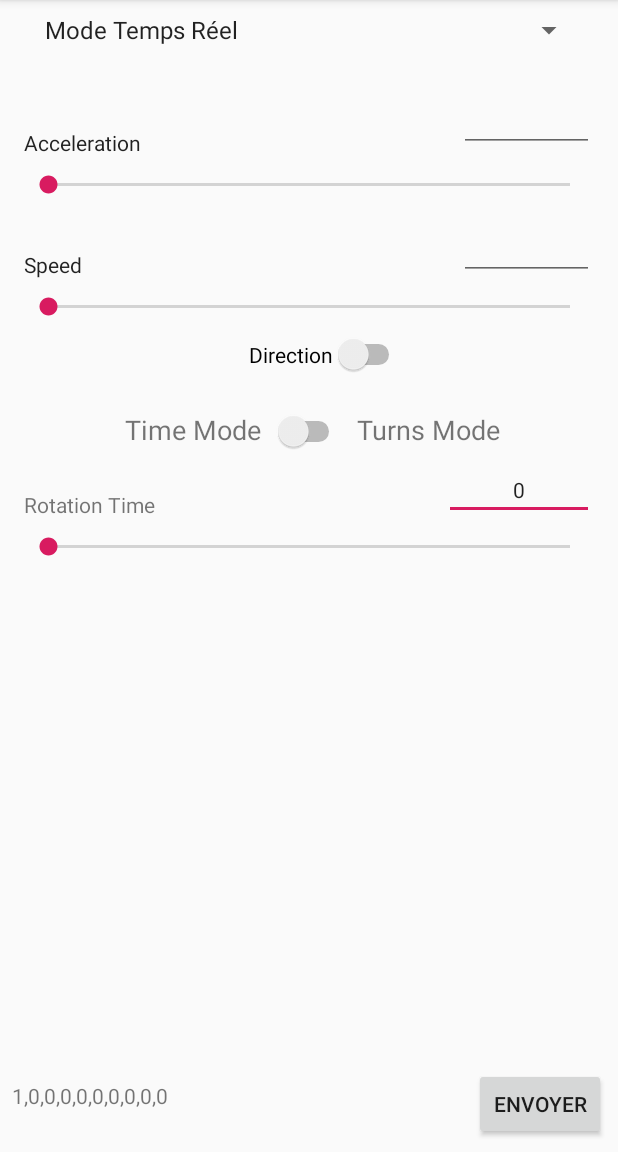
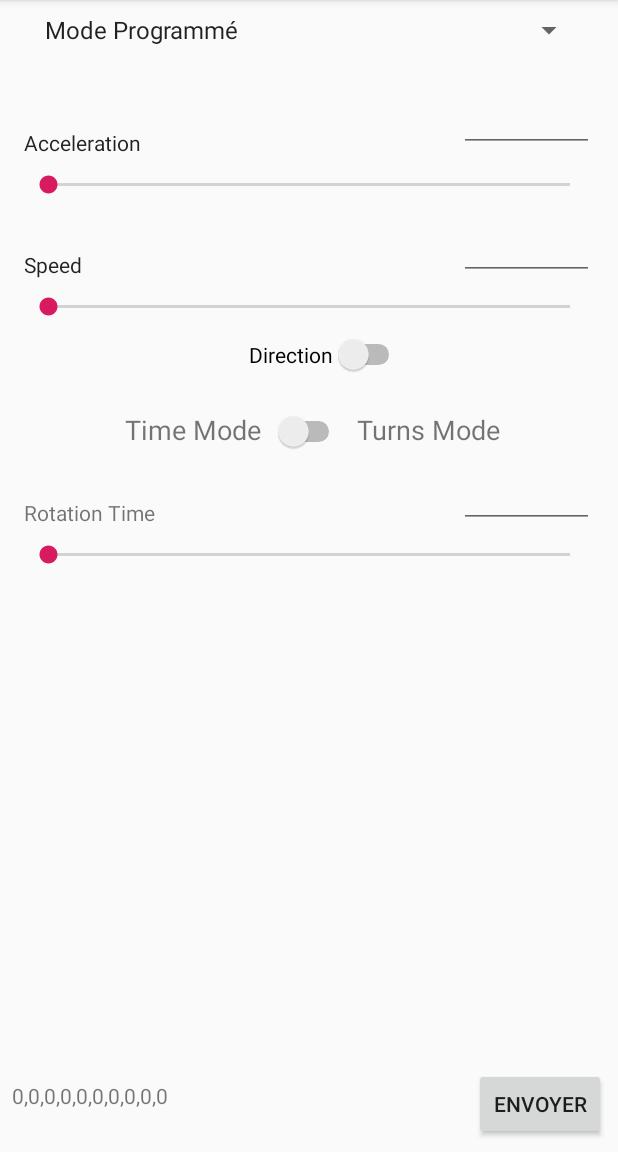
Before and after one commit to LouisMalbranque/Table-Rotative, an Android app: the MainActivity screen opened directly, with no data from a screen before it, after a tap on "ENVOYER", on a phone screen of 412 x 824 dp, the part 84-1236 px from its top. Run offline under Robolectric (Android 15) with nearby library versions, the phone set to English and light mode, and no system bars.

Commit message:
modif focus + trame + acceleration/speed

```diff
--- a/software/android app/app/src/main/java/com/example/louis/plateautournant/MainActivity.java
+++ b/software/android app/app/src/main/java/com/example/louis/plateautournant/MainActivity.java
@@ -2,6 +2,8 @@ package com.example.louis.plateautournant;
 
 import android.os.Bundle;
 import android.support.v7.app.AppCompatActivity;
+import android.text.Editable;
+import android.text.TextWatcher;
 import android.view.View;
 import android.widget.AdapterView;
 import android.widget.ArrayAdapter;
@@ -58,6 +60,7 @@ public class MainActivity extends AppCompatActivity {
         accelerationNumber = findViewById(R.id.numberAcceleration);
         accelerationSeekBar = findViewById(R.id.seekbarAcceleration);
 
+
         speedNumber = findViewById(R.id.numberSpeed);
         speedSeekBar = findViewById(R.id.seekbarSpeed);
 
@@ -67,8 +70,87 @@ public class MainActivity extends AppCompatActivity {
 
         dataText = findViewById(R.id.data);
 
+        accelerationNumber.addTextChangedListener(new TextWatcher() {
+            @Override
+            public void beforeTextChanged(CharSequence s, int start, int count, int after) {
+
+            }
+
+            @Override
+            public void onTextChanged(CharSequence s, int start, int before, int count) {
+
+            }
+
+            @Override
+            public void afterTextChanged(Editable s) {
+                try{
+                    int position=accelerationNumber.length();
+                    accelerationNumber.setSelection(position);
+                    accelerationSeekBar.setProgress(Integer.parseInt(s.toString()));
+                } catch(Exception ex) {}
+
+            }
+        });
+        accelerationSeekBar.setOnSeekBarChangeListener(new SeekBar.OnSeekBarChangeListener() {
+            @Override
+            public void onProgressChanged(SeekBar seekBar, int progress, boolean fromUser) {
+                accelerationNumber.setText(Integer.toString(accelerationSeekBar.getProgress()));
+            }
+
+            @Override
+            public void onStartTrackingTouch(SeekBar seekBar) {
+
+            }
+
+            @Override
+            public void onStopTrackingTouch(SeekBar seekBar) {
+
+            }
+        });
+        accelerationNumber.clearFocus();
+
+        speedNumber.addTextChangedListener(new TextWatcher() {
+            @Override
+            public void beforeTextChanged(CharSequence s, int start, int count, int after) {
+
+            }
+
+            @Override
+            public void onTextChanged(CharSequence s, int start, int before, int count) {
+
+            }
+
+            @Override
+            public void afterTextChanged(Editable s) {
+                try{
+                    int position=speedNumber.length();
+                    speedNumber.setSelection(position);
+                    speedSeekBar.setProgress(Integer.parseInt(s.toString()));
+                } catch(Exception ex) {}
+
+            }
+        });
+        speedSeekBar.setOnSeekBarChangeListener(new SeekBar.OnSeekBarChangeListener() {
+            @Override
+            public void onProgressChanged(SeekBar seekBar, int progress, boolean fromUser) {
+                speedNumber.setText(Integer.toString(speedSeekBar.getProgress()));
+            }
+
+            @Override
+            public void onStartTrackingTouch(SeekBar seekBar) {
+
+            }
+
+            @Override
+            public void onStopTrackingTouch(SeekBar seekBar) {
+
+            }
+        });
+        speedNumber.clearFocus();
+
+        spinnerModeItems.add("Mode Programmé");
         spinnerModeItems.add("Mode Temps Réel");
-        spinnerModeItems.add("Mode Programmé");
+
 
         ArrayAdapter<String> adapter = new ArrayAdapter<String>(this, android.R.layout.simple_spinner_item, spinnerModeItems);
         adapter.setDropDownViewResource(android.R.layout.simple_spinner_dropdown_item);
@@ -80,13 +162,16 @@ public class MainActivity extends AppCompatActivity {
             public void onItemSelected(AdapterView<?> parent, View view, int position, long id) {
                 switch (position){
                     case 0:
+                        //realTimeRotation = new RealTimeRotation();
                         mode=0;
-                        getSupportFragmentManager().beginTransaction().replace(R.id.fragment, realTimeRotation).commit();
+                        //getSupportFragmentManager().beginTransaction().remove(getSupportFragmentManager().findFragmentById(R.id.fragment)).commit();
+                        break;
+                    case 1:
+                        mode=1;
+                        System.out.println(mode);
+                        getFragmentManager().beginTransaction().replace(R.id.fragment, realTimeRotation).commit();
+                        break;
 
-                    case 1:
-                        //realTimeRotation = new RealTimeRotation();
-                        mode=1;
-                        getSupportFragmentManager().beginTransaction().remove(getSupportFragmentManager().findFragmentById(R.id.fragment)).commit();
 
                     default:
                         break;
@@ -105,14 +190,16 @@ public class MainActivity extends AppCompatActivity {
             public void onClick(View v) {
                 switch(mode){
                     case 0:
+                        break;
+                    case 1:
                         direction=1;
                         acceleration=Integer.parseInt(accelerationNumber.getText().toString());
                         speed=Integer.parseInt(speedNumber.getText().toString());
                         if (realTimeRotation.isModeTime()){
                             rotation_number=-1;
-                            rotation_time=Integer.parseInt(realTimeRotation.getNumberText().toString());
+                            rotation_time=Integer.parseInt(realTimeRotation.getNumberText().getText().toString());
                         }else{
-                            rotation_number=Integer.parseInt(realTimeRotation.getNumberText().toString());
+                            rotation_number=Integer.parseInt(realTimeRotation.getNumberText().getText().toString());
                             rotation_time=-1;
                         }
                         frame=-1;
@@ -120,19 +207,20 @@ public class MainActivity extends AppCompatActivity {
                         pause_between_camera=-1;
                         steps=3600;
                         break;
-
+                    default:
+                        break;
                 }
 
-                data +=Integer.toString(mode)+",";
-                data +=Integer.toString(direction)+",";
-                data +=Integer.toString(acceleration)+",";
-                data +=Integer.toString(speed)+",";
-                data +=Integer.toString(rotation_number)+",";
-                data +=Integer.toString(rotation_time)+",";
-                data +=Integer.toString(frame)+",";
-                data +=Integer.toString(camera_number)+",";
-                data +=Integer.toString(pause_between_camera)+",";
-                data +=Integer.toString(steps);
+                data += Integer.toString(mode)+",";
+                data += Integer.toString(acceleration)+",";
+                data += Integer.toString(speed)+",";
+                data += Integer.toString(direction)+",";
+                data += Integer.toString(rotation_number)+",";
+                data += Integer.toString(rotation_time)+",";
+                data += Integer.toString(frame)+",";
+                data += Integer.toString(camera_number)+",";
+                data += Integer.toString(pause_between_camera)+",";
+                data += Integer.toString(steps);
 
                 dataText.setText(data);
             }
--- a/software/android app/app/src/main/res/layout/activity_main.xml
+++ b/software/android app/app/src/main/res/layout/activity_main.xml
@@ -4,7 +4,10 @@
     xmlns:tools="http://schemas.android.com/tools"
     android:layout_width="match_parent"
     android:layout_height="match_parent"
-    tools:context=".Connexion">
+    tools:context=".Connexion"
+    android:focusable="true"
+    android:focusableInTouchMode="true"
+    android:clickable="true">
 
     <Spinner
         android:id="@+id/spinnerMode"
@@ -83,6 +86,8 @@
             android:layout_marginTop="8dp"
             android:layout_marginEnd="8dp"
             android:ems="10"
+            android:focusable="true"
+            android:focusableInTouchMode="true"
             android:inputType="number"
             app:layout_constraintEnd_toEndOf="parent"
             app:layout_constraintTop_toBottomOf="@+id/seekbarAcceleration" />
@@ -116,6 +121,8 @@
             android:layout_marginTop="8dp"
             android:layout_marginEnd="8dp"
             android:ems="10"
+            android:focusable="true"
+            android:focusableInTouchMode="true"
             android:inputType="number"
             app:layout_constraintEnd_toEndOf="parent"
             app:layout_constraintTop_toTopOf="parent" />
--- a/software/android app/app/src/main/res/layout/real_time_rotation.xml
+++ b/software/android app/app/src/main/res/layout/real_time_rotation.xml
@@ -6,6 +6,19 @@
     android:layout_width="match_parent"
     android:layout_height="match_parent"
     tools:context=".Fragment.RealTimeRotation">
+
+    <EditText
+        android:id="@+id/numberTurnTime"
+        android:layout_width="90dp"
+        android:layout_height="wrap_content"
+        android:layout_marginTop="8dp"
+        android:layout_marginEnd="8dp"
+        android:ems="10"
+        android:focusable="true"
+        android:focusableInTouchMode="true"
+        android:inputType="number"
+        app:layout_constraintEnd_toEndOf="parent"
+        app:layout_constraintTop_toBottomOf="@+id/turnText" />
 
     <TextView
         android:id="@+id/timeText"
@@ -38,7 +51,7 @@
         android:text="Turns Mode"
         android:textSize="18dp"
         app:layout_constraintStart_toEndOf="@+id/switchTimeTurn"
-        app:layout_constraintTop_toTopOf="parent" />
+        app:layout_constraintTop_toTopOf="parent"/>
 
     <TextView
         android:id="@+id/timeTurnText"
@@ -49,23 +62,6 @@
         android:text="Rotation Time"
         app:layout_constraintBottom_toTopOf="@+id/seekBarTimeTurn"
         app:layout_constraintStart_toStartOf="parent" />
-
-    <EditText
-        android:id="@+id/numberTurnTime"
-        android:layout_width="100dp"
-        android:layout_height="wrap_content"
-        android:layout_marginTop="8dp"
-        android:layout_marginEnd="8dp"
-        android:inputType="numberDecimal"
-        android:singleLine="false"
-        android:text="0"
-        android:textAlignment="center"
-        android:textColorLink="@android:color/background_dark"
-        android:textDirection="inherit"
-        android:textIsSelectable="false"
-        android:textSize="14dp"
-        app:layout_constraintEnd_toEndOf="parent"
-        app:layout_constraintTop_toBottomOf="@+id/turnText" />
 
     <SeekBar
         android:id="@+id/seekBarTimeTurn"
@@ -78,4 +74,6 @@
         app:layout_constraintHorizontal_bias="0.0"
         app:layout_constraintStart_toStartOf="parent"
         app:layout_constraintTop_toBottomOf="@+id/numberTurnTime" />
+
+
 </android.support.constraint.ConstraintLayout>
```
Also changed, not shown: software/android app/app/src/main/java/com/example/louis/plateautournant/Fragment/RealTimeRotation.java (+3 -4 lines).
